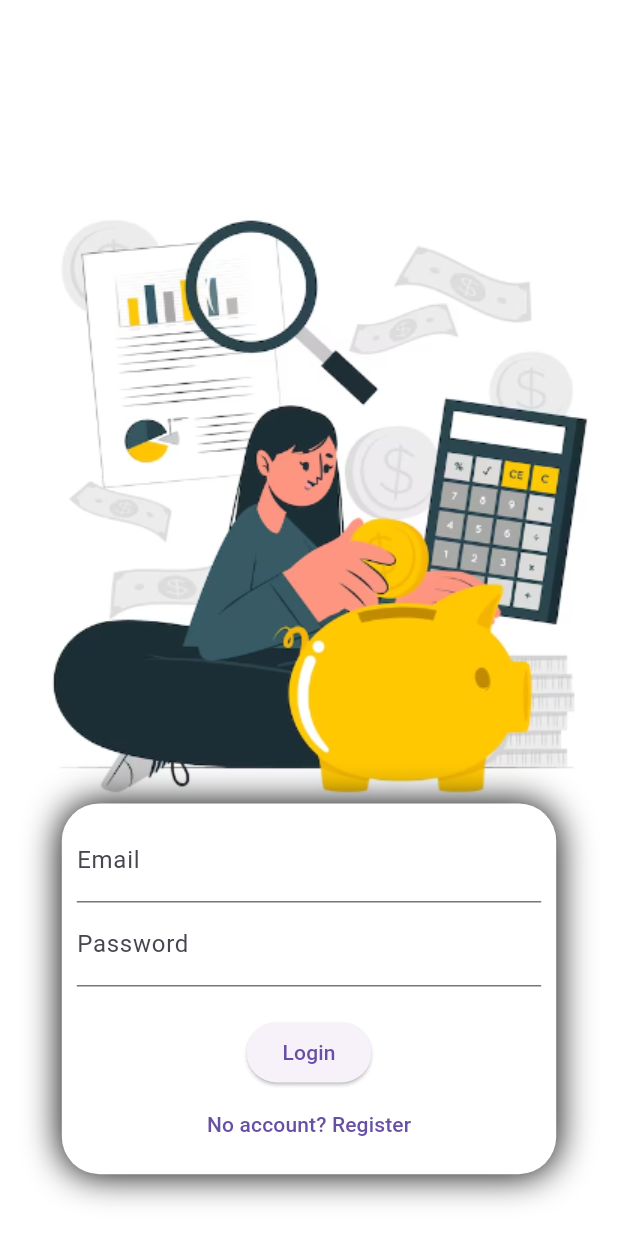
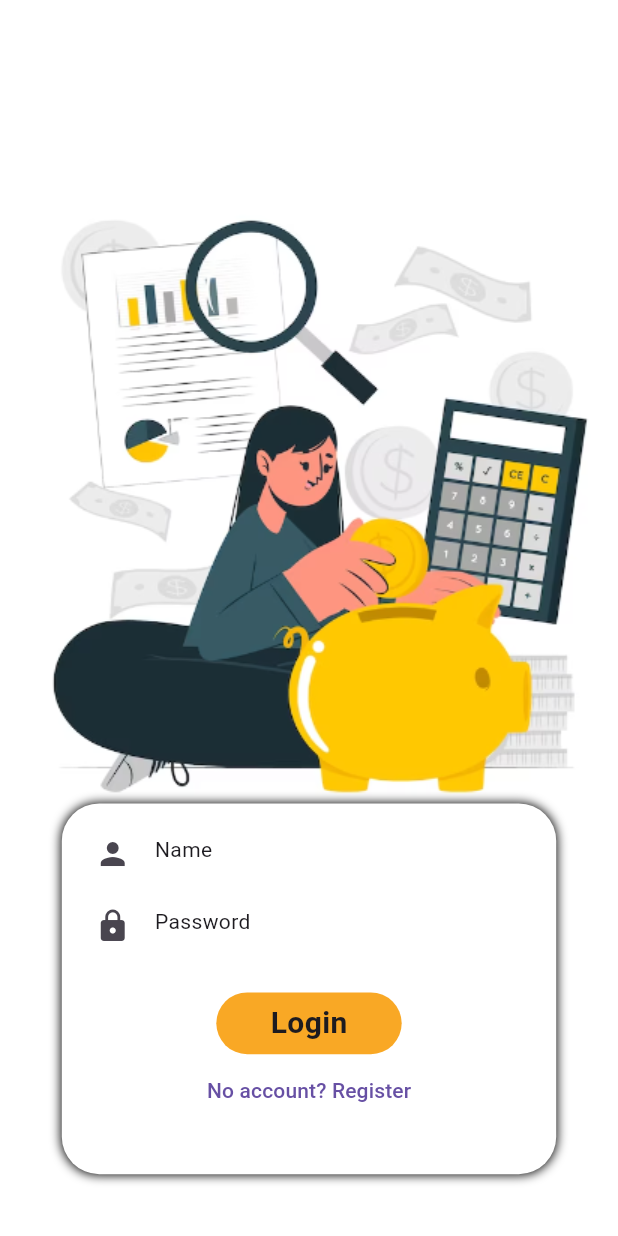
Before and after one commit to pyjoek/Smart-Expense-Tracker-with-AI-Insights, a Flutter app: the screen it shows after launch, on a phone screen of 412 x 824 dp. Run offline on Flutter 3.47's test engine with Material 3 defaults, Android fonts, the light colour scheme and no system bars; our stand-ins replace flutter_secure_storage.

Commit message:
styled login page

```diff
--- a/frontend/lib/screens/login_screen.dart
+++ b/frontend/lib/screens/login_screen.dart
@@ -63,7 +63,7 @@ class _LoginScreenState extends State<LoginScreen> {
                   color: Colors.white,
                   borderRadius: BorderRadius.circular(25),
                   boxShadow: [BoxShadow(
-                    blurRadius: 20,
+                    blurRadius: 5,
                     color: Colors.black
                   )]
                 ),
@@ -74,21 +74,51 @@ class _LoginScreenState extends State<LoginScreen> {
                       TextField(
                         controller: emailController,
                         decoration: const InputDecoration(
-                          labelText: "Email",
+                          border: InputBorder.none,
+                          prefixIcon: Icon(
+                            Icons.person
+                          ),
+                          hint: Text("Name")
                           )
                         ),
                       TextField(
                         controller: passwordController,
                         decoration: const InputDecoration(
-                          labelText: "Password"
+                          border: InputBorder.none,
+                          prefixIcon: Icon(
+                            Icons.lock
+                          ),
+                          hint: Text("Password")
                           ),
                         obscureText: true
                       ),
                       const SizedBox(height: 20),
                       if (errorMessage != null) Text(errorMessage!, style: const TextStyle(color: Colors.red)),
-                      ElevatedButton(
-                        onPressed: isLoading ? null : handleLogin,
-                        child: isLoading ? const CircularProgressIndicator() : const Text("Login"),
+                      // ElevatedButton(
+                      //   onPressed: isLoading ? null : handleLogin,
+                      //   child: isLoading ?
+                      //   const CircularProgressIndicator() :
+                      //   const Text("Login"),
+                      // ),
+                      Center(
+                        child: InkWell(
+                          onTap: isLoading ? null : handleLogin,
+                          child: Container(
+                            height: height! * 0.05,
+                            width: width! * 0.3,
+                            decoration: BoxDecoration(
+                              borderRadius: BorderRadius.circular(25),
+                              color: Colors.yellow[800]
+                            ),
+                            child: Center(
+                              child: Text("Login",
+                              style: TextStyle(
+                                fontWeight: FontWeight.w700,
+                                fontSize: 20
+                              ),),
+                            )
+                          ),
+                        ),
                       ),
                       TextButton(
                         onPressed: () => Navigator.pushNamed(context, "/register"),
```
